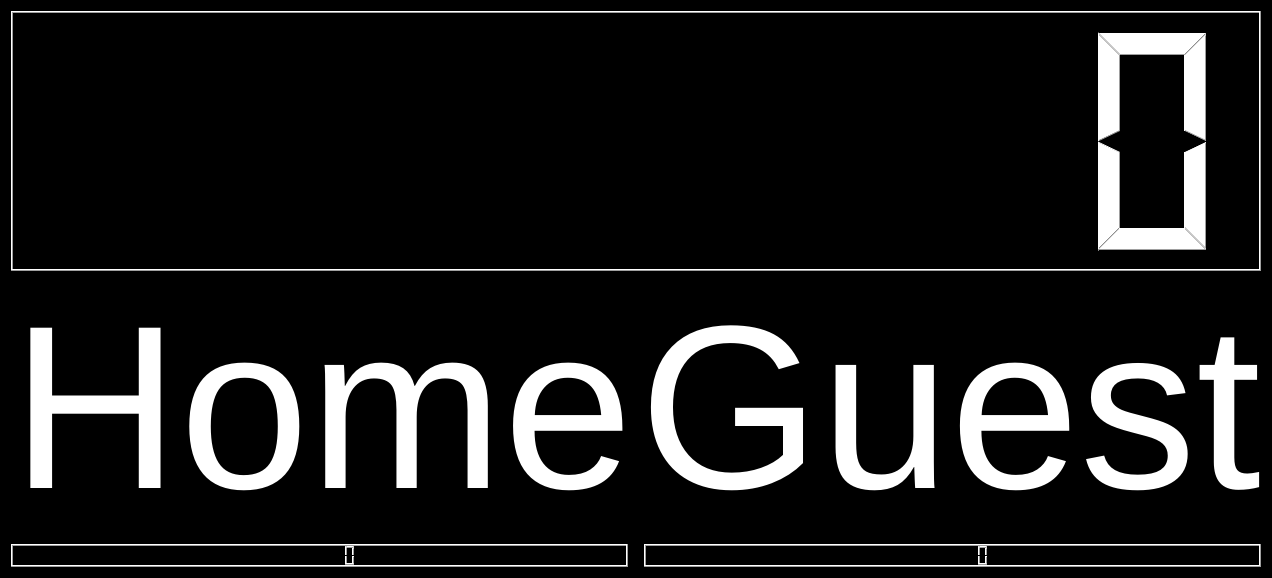
Old version of the form scoreboard.ui in the repository scherfan/WLG_Scoreboard.
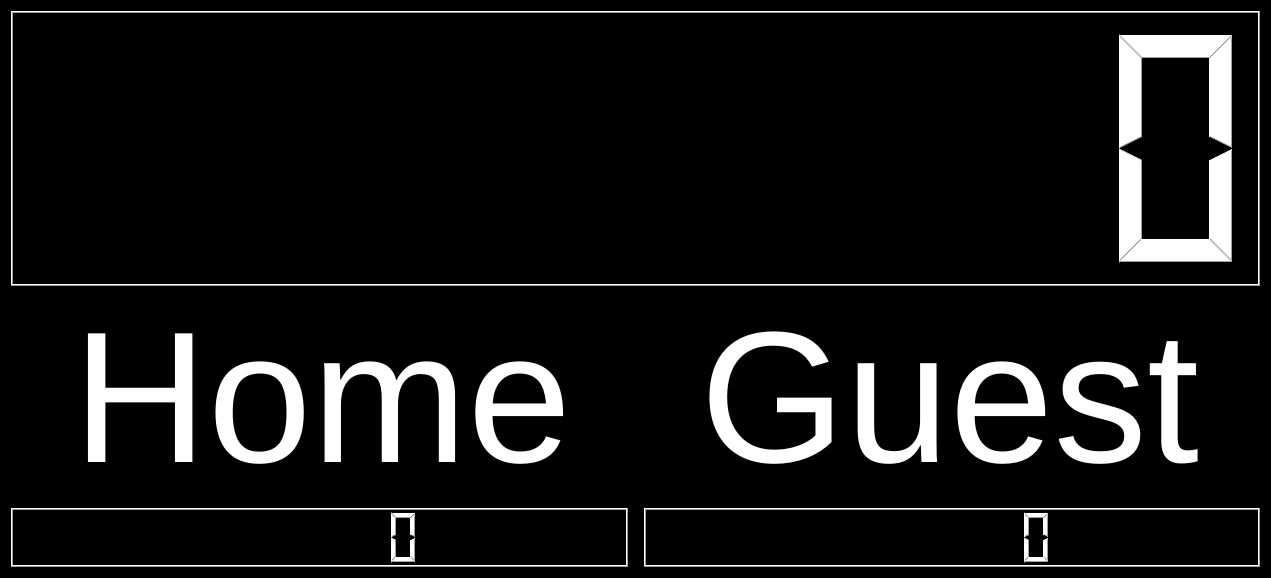
New version of the form.

Commit message: Found the size for the text that is just right.

The edit to the form file:
```diff
--- a/scoreboard.ui
+++ b/scoreboard.ui
@@ -161,7 +161,7 @@
         <widget class="QLabel" name="home_label">
          <property name="font">
           <font>
-           <pointsize>175</pointsize>
+           <pointsize>140</pointsize>
           </font>
          </property>
          <property name="text">
@@ -179,7 +179,7 @@
         <widget class="QLabel" name="away_label">
          <property name="font">
           <font>
-           <pointsize>175</pointsize>
+           <pointsize>140</pointsize>
           </font>
          </property>
          <property name="text">
```
